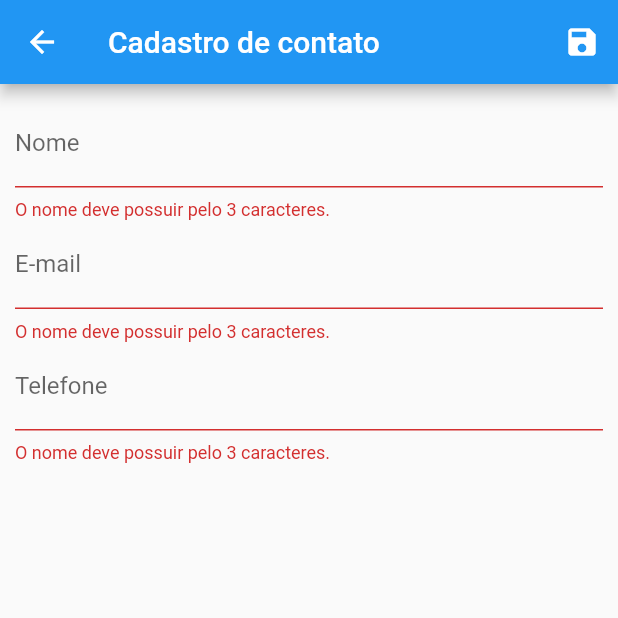
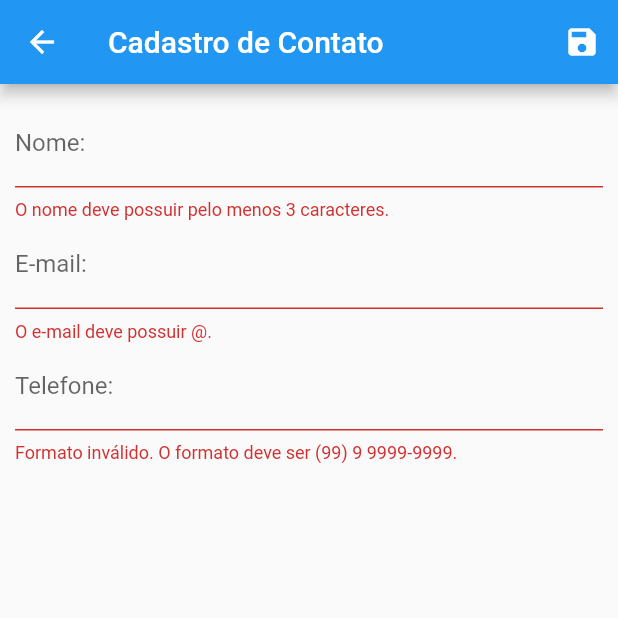
Before and after one commit to flaviocarvalh0/agenda_CRUD, a Flutter app: the ContactForm screen opened by its route, after a tap on the "save" icon, on a phone screen of 412 x 824 dp, the top half of it. Run offline on Flutter 3.47's test engine with Material 2 defaults, Android fonts, the phone set to English and light mode, and no system bars; our stand-ins replace flutter_mobx, get_it, mask_text_input_formatter, mobx, sqflite; accounts and stored records are empty; generated files the repository leaves out were written again.

Commit message:
form não salva

```diff
--- a/lib/app/database/sqlite/connection.dart
+++ b/lib/app/database/sqlite/connection.dart
@@ -6,22 +6,17 @@ import 'script.dart';
 //separando as resposabilidades de uma classe da contact_list, deixando-a apenas responsavél pela exibição dos dados, a classe conection faz exatamento oq seu nom diz ela intermedia a conecxão entre o banco de dados e o solicitante dos dados.
 
 class Connection {
-  //usa-se o static pois só teremos apenas 1 usuario então tornamos a variavél visivel a todos os seus membros
   static Database? _db;
 
-  //usando o metodo Future demos a enteder q aqui é de se esperar um dado q ainda estar por vim, o async e o await faz com que os dados sejam esperados e cheguem a seu destino
   static Future<Database?> get() async {
     if (_db == null) {
       var path = join(await getDatabasesPath(), 'banco_contatos');
       deleteDatabase(path);
-      //abertura do banco de dados
       _db = await openDatabase(
         path,
         version: 1,
         onCreate: (db, v) {
-          //crianção da tabela
           db.execute(createTable);
-          //inserção dos dados na tabela
           db.execute(insert1);
           db.execute(insert2);
           db.execute(insert3);
--- a/lib/app/database/sqlite/dao/contact_dao_impl.dart
+++ b/lib/app/database/sqlite/dao/contact_dao_impl.dart
@@ -1,58 +1,49 @@
+// ignore_for_file: unnecessary_null_comparison
+
 import 'package:agenda_crud/app/database/sqlite/connection.dart';
 import 'package:agenda_crud/domain/entities/contact.dart';
 import 'package:agenda_crud/domain/interfaces/contact_dao.dart';
 import 'package:sqflite/sqflite.dart';
 
-class ContactDAOImpl implements ContactDAO {
+class ContactDAOImpl implements ContactDAO{
   Database? _db;
 
   @override
   Future<List<Contact>> find() async {
-    _db = await Connection.get();
-    List<Map<String, dynamic>> resultado = await _db!.query('contact');
-
-    List<Contact> lista = List.generate(
-      resultado.length,
-      (i) {
+    _db = await  Connection.get();
+    List<Map<String,dynamic>> resultado =  await _db!.query('contact');
+    List<Contact> lista = List.generate( resultado.length, (i){
       var linha = resultado[i];
       return Contact(
-            id: linha['id'],
+        id : linha['id'],
         nome: linha['nome'],
         telefone: linha['telefone'],
-            email: linha['email']);
-      },
+        email: linha['email']
       );
+    }
+    );
+
     return lista;
   }
 
   @override
   remove(int id) async {
-    _db = await Connection.get();
-    var sql = 'DELETE FROM contact WHERE id=?';
+    _db = await  Connection.get();
+    var sql ='DELETE FROM contact WHERE id = ?';
     _db!.rawDelete(sql, [id]);
     }
 
     @override
   save(Contact contact) async {
-    //aqui criamos um metodo para salvarmos o contato
-    //armazemos em _db a conecxão com o banco e verificamos se o contato q vamos criar tem um id nulo
-    _db = await Connection.get();
+    _db = await  Connection.get();
     var sql;
-    //se o contato for nulo quer dizer que é um novo contato e vamos adicionalo a lista
-
-    if (contact == null) {
-      sql = 'INSERT INTO contact(nome,telefone,email) VALUES(?,?,?)';
-      _db!.rawInsert(
-        sql,
-        [contact.nome, contact.telefone, contact.email],
-      );
-      //caso o contato ja exista pedimos o id para q possamos atualizar o contato
-    } else {
-      sql = 'UPDATE contact SET nome=?, telefone=?, emamil=? WHERE id= ?';
-      _db!.rawUpdate(
-        sql,
-        [contact.nome, contact.telefone, contact.email, contact.id],
-      );
+    if(contact.id == null){
+      sql = 'INSERT INTO contact (nome, telefone,email) VALUES (?,?,?,?)';
+      _db!.rawInsert(sql,[contact.nome,contact.telefone,contact.email]);
+    }else{
+      sql = 'UPDATE contact SET nome = ?, telefone =?, email = ? WHERE id = ?';
+      _db!.rawUpdate(sql,[contact.nome, contact.telefone, contact.email, contact.id]);
     }
   }
+
 }
--- a/lib/app/injection.dart
+++ b/lib/app/injection.dart
@@ -8,4 +8,5 @@ setupInjection() {
 
   getIt.registerSingleton<ContactDAO>(ContactDAOImpl());
   getIt.registerSingleton<ContactService>(ContactService());
+  ;
 }
--- a/lib/app/my_app.dart
+++ b/lib/app/my_app.dart
@@ -1,3 +1,4 @@
+import 'package:agenda_crud/app/view/contact_details.dart';
 import 'package:agenda_crud/app/view/contact_form.dart';
 import 'package:flutter/material.dart';
 
@@ -6,17 +7,20 @@ import 'view/contact_list.dart';
 class MyApp extends StatelessWidget {
   static const HOME = '/';
   static const CONTACT_FORM = 'contact-form';
+  static const CONTACT_DETAILS = 'contact-details';
 
   @override
   Widget build(BuildContext context) {
     return MaterialApp(
       title: 'Flutter Demo',
+      debugShowCheckedModeBanner: false,
       theme: ThemeData(
         primarySwatch: Colors.blue,
       ),
       routes: {
         HOME: (context) => ContactList(),
         CONTACT_FORM: (context) => ContactForm(),
+        CONTACT_DETAILS: (context) => ContactDetails(),
       },
     );
   }
--- a/lib/app/view/contact_form.dart
+++ b/lib/app/view/contact_form.dart
@@ -5,25 +5,24 @@ import 'package:mask_text_input_formatter/mask_text_input_formatter.dart';
 class ContactForm extends StatelessWidget {
   final _form = GlobalKey<FormState>();
 
-  Widget fildName(ContactFormBack back) {
+  Widget fieldName(ContactFormBack back) {
     return TextFormField(
         validator: back.validateName,
         onSaved: (newValue) => back.contact!.nome = newValue,
         initialValue: back.contact!.nome,
-      decoration: InputDecoration(labelText: 'Nome'),
-    );
+        decoration: InputDecoration(labelText: 'Nome:'));
   }
 
-  Widget fildEmail(ContactFormBack back) {
+  Widget fieldEmail(ContactFormBack back) {
     return TextFormField(
         validator: back.validateEmail,
+        keyboardType: TextInputType.emailAddress,
         onSaved: (newValue) => back.contact!.email = newValue,
         initialValue: back.contact!.email,
-      decoration: InputDecoration(labelText: 'E-mail'),
-    );
+        decoration: InputDecoration(labelText: 'E-mail:'));
   }
 
-  Widget fildPhone(ContactFormBack back) {
+  Widget fieldPhone(ContactFormBack back) {
     var mask = MaskTextInputFormatter(mask: '(##) # ####-####');
     return TextFormField(
         validator: back.validatePhone,
@@ -32,30 +31,39 @@ class ContactForm extends StatelessWidget {
         inputFormatters: [mask],
         keyboardType: TextInputType.number,
         decoration: InputDecoration(
-        labelText: 'Telefone',
-        hintText: '(99) 9 9999-9999',
-      ),
+            labelText: 'Telefone:', hintText: '(99) 9 9999-9999'));
+  }
+
+  /* Widget fieldURLImage(ContactFormBack back) {
+    return TextFormField (
+      onSaved: (newValue) => back.contact.urlAvatar= newValue,
+      initialValue: back.contact.urlAvatar,
+      decoration: InputDecoration (
+        labelText: 'Endereço Foto:',
+        hintText: 'http://www.site.com'
+      )
     );
   }
 
+*/
   @override
   Widget build(BuildContext context) {
     var _back = ContactFormBack(context);
     return Scaffold(
       appBar: AppBar(
-        title: Text("Cadastro de contato"),
+        title: Text('Cadastro de Contato'),
         actions: [
           IconButton(
+              icon: Icon(Icons.save),
               onPressed: () {
                 _form.currentState!.validate();
                 _form.currentState!.save();
                 if (_back.isValid) {
                   _back.save();
                   Navigator.of(context).pop();
+                  print(context);
                 }
-            },
-            icon: Icon(Icons.save),
-          ),
+              })
         ],
       ),
       body: Padding(
@@ -64,9 +72,9 @@ class ContactForm extends StatelessWidget {
           key: _form,
           child: Column(
             children: [
-              fildName(_back),
-              fildEmail(_back),
-              fildPhone(_back),
+              fieldName(_back),
+              fieldEmail(_back),
+              fieldPhone(_back),
             ],
           ),
         ),
--- a/lib/app/view/contact_form_back.dart
+++ b/lib/app/view/contact_form_back.dart
@@ -2,26 +2,20 @@ import 'package:agenda_crud/domain/entities/contact.dart';
 import 'package:agenda_crud/domain/services/contact_service.dart';
 import 'package:flutter/cupertino.dart';
 import 'package:get_it/get_it.dart';
-import 'package:mobx/mobx.dart';
 
-part 'contact_form_back.g.dart';
-
-class ContactFormBack = _ContactFormBack with _$ContactFormBack;
-
-abstract class _ContactFormBack with Store {
+class ContactFormBack {
   Contact? contact;
   var _service = GetIt.I.get<ContactService>();
   bool? _nameIsValid;
   bool? _emailIsValid;
   bool? _phoneIsValid;
 
-  @action
   bool get isValid => _nameIsValid! && _emailIsValid! && _phoneIsValid!;
 
-  //diferenciar novo com alteração
-  _ContactFormBack(BuildContext context) {
+  // diferenciar novo com alteração
+  ContactFormBack(BuildContext context) {
     var parameter = ModalRoute.of(context)!.settings.arguments;
-    contact = ((parameter == null) ? Contact() : parameter) as Contact?;
+    contact = (((parameter == null) ? Contact() : parameter) as Contact?)!;
   }
 
   //salvar
@@ -30,7 +24,6 @@ abstract class _ContactFormBack with Store {
   }
 
   //validações
-
   String? validateName(String? name) {
     try {
       _service.validateName(name);
@@ -42,9 +35,9 @@ abstract class _ContactFormBack with Store {
     }
   }
 
-    String? validateEmail(String? email) {
+  String? validateEmail(String? email) {
     try {
-      _service.validateName(email);
+      _service.validateEmail(email);
       _emailIsValid = true;
       return null;
     } catch (e) {
@@ -53,10 +46,9 @@ abstract class _ContactFormBack with Store {
     }
   }
 
-
-    String? validatePhone(String? phone) {
+  String? validatePhone(String? phone) {
     try {
-      _service.validateName(phone);
+      _service.validatePhone(phone);
       _phoneIsValid = true;
       return null;
     } catch (e) {
@@ -64,6 +56,4 @@ abstract class _ContactFormBack with Store {
       return e.toString();
     }
   }
-
-
 }
--- a/lib/domain/exeptions/domain_layer_exeption.dart
+++ b/lib/domain/exeptions/domain_layer_exeption.dart
@@ -4,7 +4,7 @@ class DomainLayerExeption implements Exception {
   DomainLayerExeption(this.cause);
 
   @override
-  String toString() {
+  String toString(){
     return cause;
   }
 }
--- a/lib/domain/interfaces/contact_dao.dart
+++ b/lib/domain/interfaces/contact_dao.dart
@@ -2,12 +2,9 @@
 import 'package:agenda_crud/domain/entities/contact.dart';
 
 abstract class ContactDAO {
-  //salvar
   save(Contact contact);
 
-//remover
   remove(int id);
 
-//retonar a lista de contatos
   Future<List<Contact>> find();
 }
--- a/lib/domain/services/contact_service.dart
+++ b/lib/domain/services/contact_service.dart
@@ -7,7 +7,7 @@ import 'package:get_it/get_it.dart';
 
 class ContactService {
   var _dao = GetIt.I.get<ContactDAO>();
-
+// tem que salvar um contato, ter a possibilidade de alterar e excluir e listar todos os contatos
   save(Contact contact) {
     validateName(contact.nome);
     validateEmail(contact.email);
@@ -23,24 +23,24 @@ class ContactService {
     return _dao.find();
   }
 
+// nome → seja obrigatório, tenha no mínimo 3 caracteres e no máximo 50
   validateName(String? name) {
     var min = 3;
     var max = 50;
-
 
     if (name == null) {
       throw new DomainLayerExeption('O nome é obrigatório.');
     } else if (name.length < min) {
       throw new DomainLayerExeption(
-          'O nome deve possuir pelo $min caracteres.');
+          'O nome deve possuir pelo menos $min caracteres.');
     } else if (name.length > max) {
       throw new DomainLayerExeption(
           'O nome deve possuir no máximo $max caracteres.');
     }
   }
 
+// e-mail → seja obrigatório e tenha @
   validateEmail(String? email) {
-
     if (email == null) {
       throw new DomainLayerExeption('O e-mail é obrigatório.');
     } else if (!email.contains('@')) {
@@ -48,18 +48,18 @@ class ContactService {
     }
   }
 
+// telefone → seja obrigatório e tenha o formato (99) 9 9999-9999
   validatePhone(String? phone) {
-    var format = RegExp(r'^\([1-9]{2}\) [9] [6-9]{1}[0-9]{3}\-[0-9]{4}$');
-    // ignore: unnecessary_null_comparison
+    var format = RegExp(
+        r'^\([1-9]{2}\) [9] [6-9]{1}[0-9]{3}\-[0-9]{4}$'); // (99) 9 9999-9999
     if (phone == null) {
       throw new DomainLayerExeption('O telefone é obrigatório.');
     } else if (!format.hasMatch(phone)) {
       throw new DomainLayerExeption(
-          'Formato inválido. o formato desse ser (99) 9 999-9999.');
+          'Formato inválido. O formato deve ser (99) 9 9999-9999.');
     }
   }
 }
-
 //Diferença do DAO para o serviço da camada de dominio
 // DAO da acesso as operações de um banco de dados especifico
 //service usa o DAO para ter acesso as operações do banco mas o objetivo é definir as funcionalidades do negocio
```
Also changed, not shown: lib/app/database/sqlite/script.dart (+4 -4 lines), lib/app/view/contact_details.dart (added, +21 -0 lines), lib/app/view/contact_list.dart (+7 -4 lines), lib/app/view/contact_list_back.dart (+7 -12 lines). Lines whose indentation alone changed are shown as unchanged.
